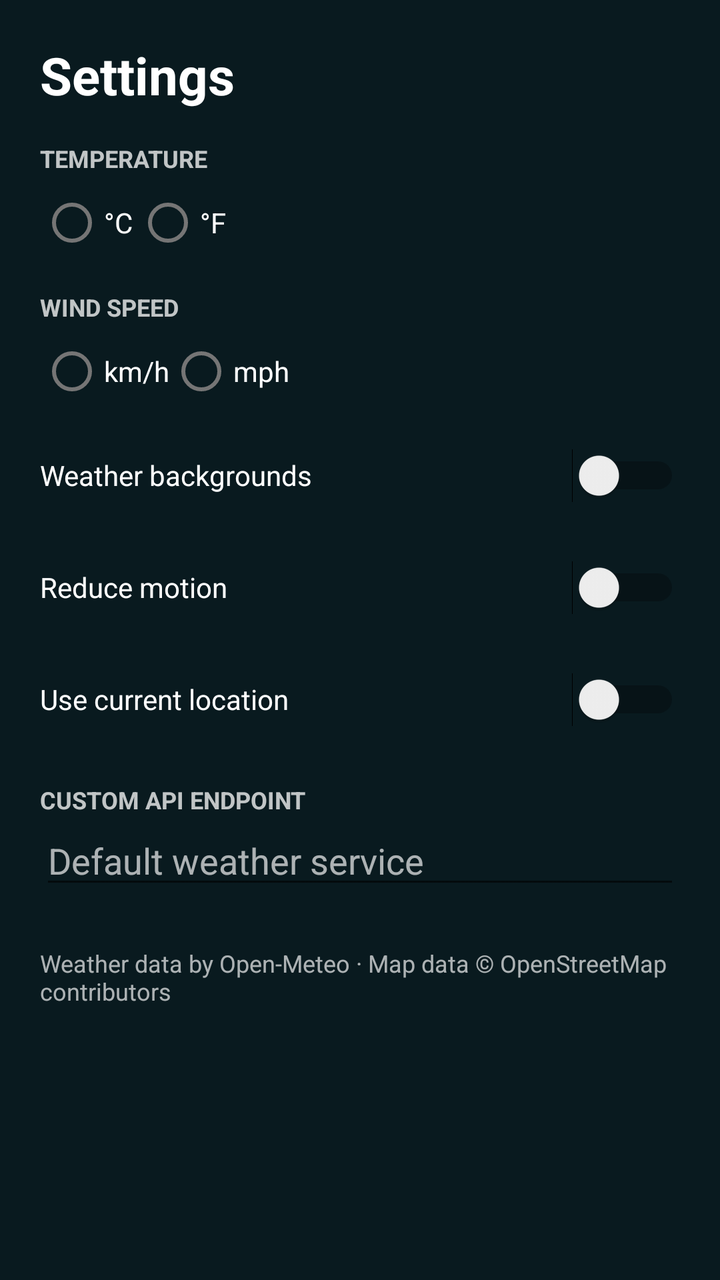
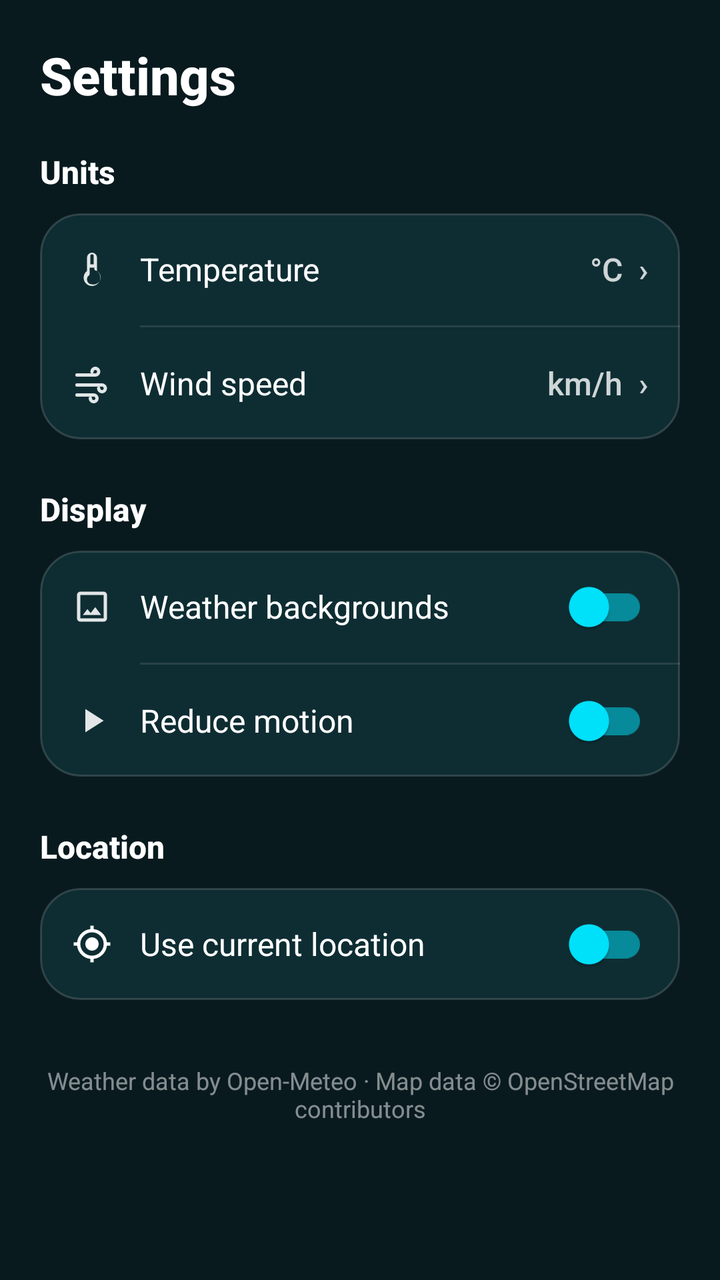

The first picture is an Android layout as it rendered before a commit; the second is the same layout after the commit. The layout source and the unified diff follow.
<!-- AndroidManifest.xml: application theme Theme.K3Weather -->
<!-- res/layout/layout_settings.xml -->
<?xml version="1.0" encoding="utf-8"?>
<ScrollView xmlns:android="http://schemas.android.com/apk/res/android" android:layout_width="match_parent" android:layout_height="match_parent" android:background="@android:color/transparent" android:fillViewport="true">
    <LinearLayout android:layout_width="match_parent" android:layout_height="wrap_content" android:orientation="vertical" android:padding="20dp">
        <TextView android:layout_width="match_parent" android:layout_height="wrap_content" android:text="Settings" android:textColor="@android:color/white" android:textSize="26sp" android:textStyle="bold" android:layout_marginBottom="16dp" />
        <TextView android:layout_width="match_parent" android:layout_height="wrap_content" android:text="TEMPERATURE" android:textColor="#BFFFFFFF" android:textSize="12sp" android:textStyle="bold" />
        <RadioGroup android:id="@+id/temperatureUnits" android:layout_width="match_parent" android:layout_height="wrap_content" android:orientation="horizontal">
            <RadioButton android:id="@+id/unitCelsius" android:layout_width="wrap_content" android:layout_height="wrap_content" android:text="°C" android:textColor="@android:color/white" />
            <RadioButton android:id="@+id/unitFahrenheit" android:layout_width="wrap_content" android:layout_height="wrap_content" android:text="°F" android:textColor="@android:color/white" />
        </RadioGroup>
        <TextView android:layout_width="match_parent" android:layout_height="wrap_content" android:text="WIND SPEED" android:textColor="#BFFFFFFF" android:textSize="12sp" android:textStyle="bold" android:layout_marginTop="10dp" />
        <RadioGroup android:id="@+id/windUnits" android:layout_width="match_parent" android:layout_height="wrap_content" android:orientation="horizontal">
            <RadioButton android:id="@+id/unitKmh" android:layout_width="wrap_content" android:layout_height="wrap_content" android:text="km/h" android:textColor="@android:color/white" />
            <RadioButton android:id="@+id/unitMph" android:layout_width="wrap_content" android:layout_height="wrap_content" android:text="mph" android:textColor="@android:color/white" />
        </RadioGroup>
        <Switch android:id="@+id/weatherBackgroundsSwitch" android:layout_width="match_parent" android:layout_height="56dp" android:text="Weather backgrounds" android:textColor="@android:color/white" />
        <Switch android:id="@+id/reduceMotionSwitch" android:layout_width="match_parent" android:layout_height="56dp" android:text="Reduce motion" android:textColor="@android:color/white" />
        <Switch android:id="@+id/currentLocationSwitch" android:layout_width="match_parent" android:layout_height="56dp" android:text="Use current location" android:textColor="@android:color/white" />
        <TextView android:layout_width="match_parent" android:layout_height="wrap_content" android:layout_marginTop="14dp" android:text="CUSTOM API ENDPOINT" android:textColor="#BFFFFFFF" android:textSize="12sp" android:textStyle="bold" />
        <EditText android:id="@+id/apiEndpoint" android:layout_width="match_parent" android:layout_height="wrap_content" android:hint="Default weather service" android:inputType="textUri" android:singleLine="true" android:textColor="@android:color/white" android:textColorHint="#AAFFFFFF" />
        <TextView android:id="@+id/attributions" android:layout_width="match_parent" android:layout_height="wrap_content" android:layout_marginTop="24dp" android:text="Weather data by Open-Meteo · Map data © OpenStreetMap contributors" android:textColor="#AAFFFFFF" android:textSize="12sp" />
    </LinearLayout>
</ScrollView>
<!-- resources referenced by this layout -->
<resources>
  <style name="Theme.K3Weather" parent="Theme.MaterialComponents.DayNight.NoActionBar">
          <item name="colorPrimary">@color/primary_teal</item>
          <item name="colorPrimaryVariant">@color/primary_dark_teal</item>
          <item name="colorSecondary">@color/accent_cyan</item>
          <item name="android:statusBarColor">@android:color/transparent</item>
          <item name="android:navigationBarColor">@color/nav_bar_bg</item>
          <item name="android:windowBackground">@color/primary_dark_teal</item>
          <item name="android:windowLightStatusBar">false</item>
      </style>
  <color name="primary_teal">#0F2C33</color>
  <color name="primary_dark_teal">#091A1F</color>
  <color name="accent_cyan">#00E5FF</color>
  <color name="nav_bar_bg">#F20A1D22</color>
</resources>

<!-- the commit's change to res/layout/layout_settings.xml (unified diff, before → after) -->
@@ -1,22 +1,288 @@
 <?xml version="1.0" encoding="utf-8"?>
-<ScrollView xmlns:android="http://schemas.android.com/apk/res/android" android:layout_width="match_parent" android:layout_height="match_parent" android:background="@android:color/transparent" android:fillViewport="true">
-    <LinearLayout android:layout_width="match_parent" android:layout_height="wrap_content" android:orientation="vertical" android:padding="20dp">
-        <TextView android:layout_width="match_parent" android:layout_height="wrap_content" android:text="Settings" android:textColor="@android:color/white" android:textSize="26sp" android:textStyle="bold" android:layout_marginBottom="16dp" />
-        <TextView android:layout_width="match_parent" android:layout_height="wrap_content" android:text="TEMPERATURE" android:textColor="#BFFFFFFF" android:textSize="12sp" android:textStyle="bold" />
-        <RadioGroup android:id="@+id/temperatureUnits" android:layout_width="match_parent" android:layout_height="wrap_content" android:orientation="horizontal">
-            <RadioButton android:id="@+id/unitCelsius" android:layout_width="wrap_content" android:layout_height="wrap_content" android:text="°C" android:textColor="@android:color/white" />
-            <RadioButton android:id="@+id/unitFahrenheit" android:layout_width="wrap_content" android:layout_height="wrap_content" android:text="°F" android:textColor="@android:color/white" />
-        </RadioGroup>
-        <TextView android:layout_width="match_parent" android:layout_height="wrap_content" android:text="WIND SPEED" android:textColor="#BFFFFFFF" android:textSize="12sp" android:textStyle="bold" android:layout_marginTop="10dp" />
-        <RadioGroup android:id="@+id/windUnits" android:layout_width="match_parent" android:layout_height="wrap_content" android:orientation="horizontal">
-            <RadioButton android:id="@+id/unitKmh" android:layout_width="wrap_content" android:layout_height="wrap_content" android:text="km/h" android:textColor="@android:color/white" />
-            <RadioButton android:id="@+id/unitMph" android:layout_width="wrap_content" android:layout_height="wrap_content" android:text="mph" android:textColor="@android:color/white" />
-        </RadioGroup>
-        <Switch android:id="@+id/weatherBackgroundsSwitch" android:layout_width="match_parent" android:layout_height="56dp" android:text="Weather backgrounds" android:textColor="@android:color/white" />
-        <Switch android:id="@+id/reduceMotionSwitch" android:layout_width="match_parent" android:layout_height="56dp" android:text="Reduce motion" android:textColor="@android:color/white" />
-        <Switch android:id="@+id/currentLocationSwitch" android:layout_width="match_parent" android:layout_height="56dp" android:text="Use current location" android:textColor="@android:color/white" />
-        <TextView android:layout_width="match_parent" android:layout_height="wrap_content" android:layout_marginTop="14dp" android:text="CUSTOM API ENDPOINT" android:textColor="#BFFFFFFF" android:textSize="12sp" android:textStyle="bold" />
-        <EditText android:id="@+id/apiEndpoint" android:layout_width="match_parent" android:layout_height="wrap_content" android:hint="Default weather service" android:inputType="textUri" android:singleLine="true" android:textColor="@android:color/white" android:textColorHint="#AAFFFFFF" />
-        <TextView android:id="@+id/attributions" android:layout_width="match_parent" android:layout_height="wrap_content" android:layout_marginTop="24dp" android:text="Weather data by Open-Meteo · Map data © OpenStreetMap contributors" android:textColor="#AAFFFFFF" android:textSize="12sp" />
+<ScrollView xmlns:android="http://schemas.android.com/apk/res/android"
+    xmlns:app="http://schemas.android.com/apk/res-auto"
+    android:layout_width="match_parent"
+    android:layout_height="match_parent"
+    android:background="@android:color/transparent"
+    android:fillViewport="true">
+
+    <LinearLayout
+        android:layout_width="match_parent"
+        android:layout_height="wrap_content"
+        android:orientation="vertical"
+        android:padding="20dp">
+
+        
+        <TextView
+            android:layout_width="match_parent"
+            android:layout_height="wrap_content"
+            android:text="Settings"
+            android:textColor="@android:color/white"
+            android:textSize="26sp"
+            android:textStyle="bold"
+            android:fontFamily="sans-serif-medium"
+            android:layout_marginBottom="20dp" />
+
+        
+        <TextView
+            android:layout_width="match_parent"
+            android:layout_height="wrap_content"
+            android:text="Units"
+            android:textColor="@android:color/white"
+            android:textSize="16sp"
+            android:textStyle="bold"
+            android:fontFamily="sans-serif-medium"
+            android:layout_marginBottom="10dp" />
+
+        <LinearLayout
+            android:layout_width="match_parent"
+            android:layout_height="wrap_content"
+            android:background="@drawable/bg_card_translucent"
+            android:orientation="vertical"
+            android:clipToOutline="true">
+
+            
+            <LinearLayout
+                android:id="@+id/rowTemperature"
+                android:layout_width="match_parent"
+                android:layout_height="56dp"
+                android:background="?attr/selectableItemBackground"
+                android:clickable="true"
+                android:focusable="true"
+                android:gravity="center_vertical"
+                android:orientation="horizontal"
+                android:paddingHorizontal="16dp">
+
+                <ImageView
+                    android:layout_width="20dp"
+                    android:layout_height="20dp"
+                    android:contentDescription="@null"
+                    android:src="@drawable/ic_thermometer"
+                    app:tint="@android:color/white" />
+
+                <TextView
+                    android:layout_width="0dp"
+                    android:layout_height="wrap_content"
+                    android:layout_weight="1"
+                    android:layout_marginStart="14dp"
+                    android:text="Temperature"
+                    android:textColor="@android:color/white"
+                    android:textSize="16sp"
+                    android:fontFamily="sans-serif" />
+
+                <TextView
+                    android:id="@+id/tvTemperatureUnitValue"
+                    android:layout_width="wrap_content"
+                    android:layout_height="wrap_content"
+                    android:text="°C  ›"
+                    android:textColor="#CCFFFFFF"
+                    android:textSize="16sp"
+                    android:fontFamily="sans-serif-medium" />
+            </LinearLayout>
+
+            <View
+                android:layout_width="match_parent"
+                android:layout_height="1dp"
+                android:layout_marginStart="50dp"
+                android:background="#1AFFFFFF" />
+
+            
+            <LinearLayout
+                android:id="@+id/rowWindSpeed"
+                android:layout_width="match_parent"
+                android:layout_height="56dp"
+                android:background="?attr/selectableItemBackground"
+                android:clickable="true"
+                android:focusable="true"
+                android:gravity="center_vertical"
+                android:orientation="horizontal"
+                android:paddingHorizontal="16dp">
+
+                <ImageView
+                    android:layout_width="20dp"
+                    android:layout_height="20dp"
+                    android:contentDescription="@null"
+                    android:src="@drawable/ic_wind"
+                    app:tint="@android:color/white" />
+
+                <TextView
+                    android:layout_width="0dp"
+                    android:layout_height="wrap_content"
+                    android:layout_weight="1"
+                    android:layout_marginStart="14dp"
+                    android:text="Wind speed"
+                    android:textColor="@android:color/white"
+                    android:textSize="16sp"
+                    android:fontFamily="sans-serif" />
+
+                <TextView
+                    android:id="@+id/tvWindSpeedUnitValue"
+                    android:layout_width="wrap_content"
+                    android:layout_height="wrap_content"
+                    android:text="km/h  ›"
+                    android:textColor="#CCFFFFFF"
+                    android:textSize="16sp"
+                    android:fontFamily="sans-serif-medium" />
+            </LinearLayout>
+        </LinearLayout>
+
+        
+        <TextView
+            android:layout_width="match_parent"
+            android:layout_height="wrap_content"
+            android:layout_marginTop="24dp"
+            android:layout_marginBottom="10dp"
+            android:text="Display"
+            android:textColor="@android:color/white"
+            android:textSize="16sp"
+            android:textStyle="bold"
+            android:fontFamily="sans-serif-medium" />
+
+        <LinearLayout
+            android:layout_width="match_parent"
+            android:layout_height="wrap_content"
+            android:background="@drawable/bg_card_translucent"
+            android:orientation="vertical"
+            android:clipToOutline="true">
+
+            
+            <LinearLayout
+                android:layout_width="match_parent"
+                android:layout_height="56dp"
+                android:gravity="center_vertical"
+                android:orientation="horizontal"
+                android:paddingHorizontal="16dp">
+
+                <ImageView
+                    android:layout_width="20dp"
+                    android:layout_height="20dp"
+                    android:contentDescription="@null"
+                    android:src="@drawable/ic_image"
+                    app:tint="@android:color/white" />
+
+                <TextView
+                    android:layout_width="0dp"
+                    android:layout_height="wrap_content"
+                    android:layout_weight="1"
+                    android:layout_marginStart="14dp"
+                    android:text="Weather backgrounds"
+                    android:textColor="@android:color/white"
+                    android:textSize="16sp"
+                    android:fontFamily="sans-serif" />
+
+                <androidx.appcompat.widget.SwitchCompat
+                    android:id="@+id/weatherBackgroundsSwitch"
+                    android:layout_width="wrap_content"
+                    android:layout_height="wrap_content"
+                    app:thumbTint="@color/accent_cyan"
+                    app:trackTint="#8000E5FF" />
+            </LinearLayout>
+
+            <View
+                android:layout_width="match_parent"
+                android:layout_height="1dp"
+                android:layout_marginStart="50dp"
+                android:background="#1AFFFFFF" />
+
+            
+            <LinearLayout
+                android:layout_width="match_parent"
+                android:layout_height="56dp"
+                android:gravity="center_vertical"
+                android:orientation="horizontal"
+                android:paddingHorizontal="16dp">
+
+                <ImageView
+                    android:layout_width="20dp"
+                    android:layout_height="20dp"
+                    android:contentDescription="@null"
+                    android:src="@drawable/ic_reduce_motion"
+                    app:tint="@android:color/white" />
+
+                <TextView
+                    android:layout_width="0dp"
+                    android:layout_height="wrap_content"
+                    android:layout_weight="1"
+                    android:layout_marginStart="14dp"
+                    android:text="Reduce motion"
+                    android:textColor="@android:color/white"
+                    android:textSize="16sp"
+                    android:fontFamily="sans-serif" />
+
+                <androidx.appcompat.widget.SwitchCompat
+                    android:id="@+id/reduceMotionSwitch"
+                    android:layout_width="wrap_content"
+                    android:layout_height="wrap_content"
+                    app:thumbTint="@color/accent_cyan"
+                    app:trackTint="#8000E5FF" />
+            </LinearLayout>
+        </LinearLayout>
+
+        
+        <TextView
+            android:layout_width="match_parent"
+            android:layout_height="wrap_content"
+            android:layout_marginTop="24dp"
+            android:layout_marginBottom="10dp"
+            android:text="Location"
+            android:textColor="@android:color/white"
+            android:textSize="16sp"
+            android:textStyle="bold"
+            android:fontFamily="sans-serif-medium" />
+
+        <LinearLayout
+            android:layout_width="match_parent"
+            android:layout_height="wrap_content"
+            android:background="@drawable/bg_card_translucent"
+            android:orientation="vertical"
+            android:clipToOutline="true">
+
+            
+            <LinearLayout
+                android:layout_width="match_parent"
+                android:layout_height="56dp"
+                android:gravity="center_vertical"
+                android:orientation="horizontal"
+                android:paddingHorizontal="16dp">
+
+                <ImageView
+                    android:layout_width="20dp"
+                    android:layout_height="20dp"
+                    android:contentDescription="@null"
+                    android:src="@drawable/ic_location"
+                    app:tint="@android:color/white" />
+
+                <TextView
+                    android:layout_width="0dp"
+                    android:layout_height="wrap_content"
+                    android:layout_weight="1"
+                    android:layout_marginStart="14dp"
+                    android:text="Use current location"
+                    android:textColor="@android:color/white"
+                    android:textSize="16sp"
+                    android:fontFamily="sans-serif" />
+
+                <androidx.appcompat.widget.SwitchCompat
+                    android:id="@+id/currentLocationSwitch"
+                    android:layout_width="wrap_content"
+                    android:layout_height="wrap_content"
+                    app:thumbTint="@color/accent_cyan"
+                    app:trackTint="#8000E5FF" />
+            </LinearLayout>
+        </LinearLayout>
+
+        
+        <TextView
+            android:id="@+id/attributions"
+            android:layout_width="match_parent"
+            android:layout_height="wrap_content"
+            android:layout_marginTop="32dp"
+            android:layout_marginBottom="24dp"
+            android:gravity="center"
+            android:text="Weather data by Open-Meteo · Map data © OpenStreetMap contributors"
+            android:textColor="#80FFFFFF"
+            android:textSize="12sp"
+            android:fontFamily="sans-serif" />
+
     </LinearLayout>
 </ScrollView>
<!-- resource entries referenced after the edit -->
@@ -12,6 +12,65 @@
   <color name="primary_teal">#0F2C33</color>
   <color name="primary_dark_teal">#091A1F</color>
   <color name="accent_cyan">#00E5FF</color>
+  <!-- drawable bg_card_translucent (drawable) -->
+  <shape xmlns:android="http://schemas.android.com/apk/res/android"
+      android:shape="rectangle">
+      <solid android:color="#C010343A" />
+      <corners android:radius="20dp" />
+      <stroke
+          android:width="1dp"
+          android:color="#26FFFFFF" />
+  </shape>
+  <!-- drawable ic_image (drawable) -->
+  <vector xmlns:android="http://schemas.android.com/apk/res/android"
+      android:width="24dp"
+      android:height="24dp"
+      android:viewportWidth="24"
+      android:viewportHeight="24">
+      <path
+          android:fillColor="#E0FFFFFF"
+          android:pathData="M19,3H5a2,2 0 0,0 -2,2v14a2,2 0 0,0 2,2h14a2,2 0 0,0 2,-2V5a2,2 0 0,0 -2,-2zm0,16H5V5h14v14zm-5.04,-6.71l-2.75,3.54 -1.96,-2.36L6.5,17h11l-3.54,-4.71z"/>
+  </vector>
+  <!-- drawable ic_location (drawable) -->
+  <vector xmlns:android="http://schemas.android.com/apk/res/android"
+      android:width="24dp"
+      android:height="24dp"
+      android:viewportWidth="24"
+      android:viewportHeight="24">
+      <path
+          android:fillColor="#00E5FF"
+          android:pathData="M12,8c-2.21,0 -4,1.79 -4,4s1.79,4 4,4 4,-1.79 4,-4 -1.79,-4 -4,-4zm8.94,3A8.994,8.994 0 0 0 13,3.06V1h-2v2.06A8.994,8.994 0 0 0 3.06,11H1v2h2.06A8.994,8.994 0 0 0 11,20.94V23h2v-2.06A8.994,8.994 0 0 0 20.94,13H23v-2h-2.06zM12,19c-3.87,0 -7,-3.13 -7,-7s3.13,-7 7,-7 7,3.13 7,7 -3.13,7 -7,7z"/>
+  </vector>
+  <!-- drawable ic_reduce_motion (drawable) -->
+  <vector xmlns:android="http://schemas.android.com/apk/res/android"
+      android:width="24dp"
+      android:height="24dp"
+      android:viewportWidth="24"
+      android:viewportHeight="24">
+      <path
+          android:fillColor="#E0FFFFFF"
+          android:pathData="M8,5v14l11,-7z"/>
+  </vector>
+  <!-- drawable ic_thermometer (drawable) -->
+  <vector xmlns:android="http://schemas.android.com/apk/res/android"
+      android:width="24dp"
+      android:height="24dp"
+      android:viewportWidth="24"
+      android:viewportHeight="24">
+      <path
+          android:fillColor="#E0FFFFFF"
+          android:pathData="M15,13V5a3,3 0 0,0 -6,0v8a5,5 0 1,0 6,0zm-3,-10a1,1 0 0,1 1,1v5h-2V4a1,1 0 0,1 1,-1zm0,18a3,3 0 0,1 -1.8,-5.4 1,1 0 0,0 0.4,-0.8V11h2.8v0.8a1,1 0 0,0 0.4,0.8A3,3 0 0,1 12,21z"/>
+  </vector>
+  <!-- drawable ic_wind (drawable) -->
+  <vector xmlns:android="http://schemas.android.com/apk/res/android"
+      android:width="24dp"
+      android:height="24dp"
+      android:viewportWidth="24"
+      android:viewportHeight="24">
+      <path
+          android:fillColor="#E0FFFFFF"
+          android:pathData="M3,8h11a3,3 0 1,0 -3,-3 1,1 0 0,0 2,0 1,1 0 1,1 1,1H3a1,1 0 0,0 0,2zm15,4H3a1,1 0 0,0 0,2h15a1,1 0 1,1 -1,1 1,1 0 0,0 -2,0 3,3 0 1,0 3,-3zm-5,6H3a1,1 0 0,0 0,2h10a1,1 0 1,1 -1,1 1,1 0 0,0 -2,0 3,3 0 1,0 3,-3z"/>
+  </vector>
   <color name="nav_bar_bg">#F20A1D22</color>
 </resources>
 
